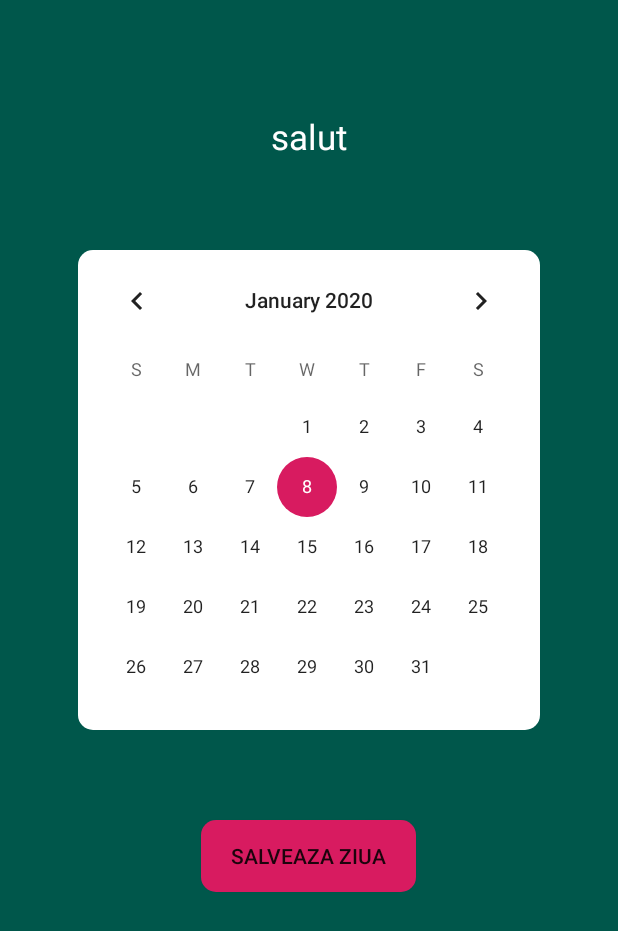
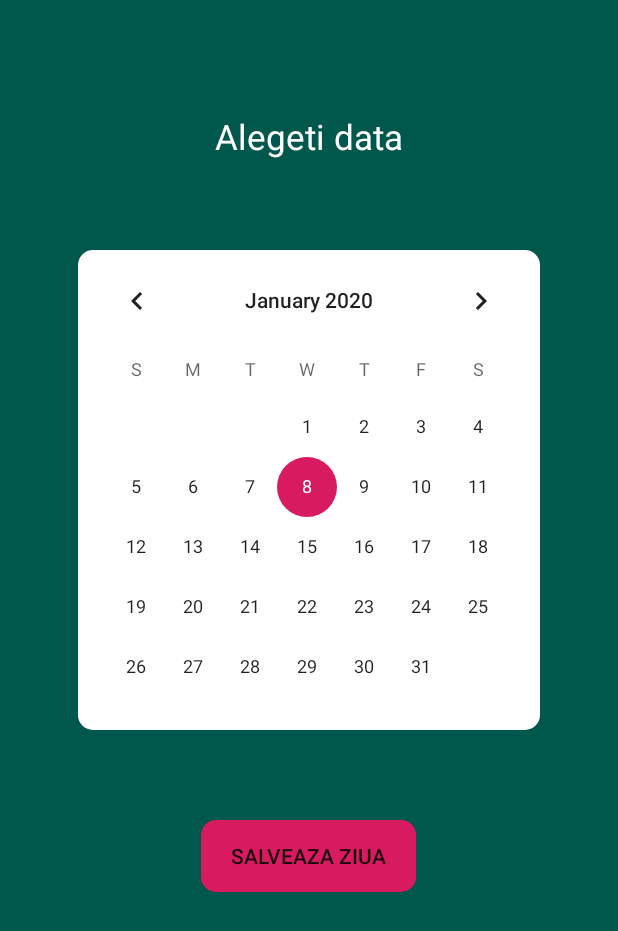
Before and after one commit to paulandrei28/Proiect-PA, an Android app: the screen it shows after launch (MainActivity), on a phone screen of 412 x 824 dp. Shown: the top 931 px of the screen. Run offline under Robolectric (Android 15) with nearby library versions, the phone set to English and light mode, and no system bars.

```diff
--- a/CalendarAppJavaP/app/src/main/java/com/example/calendarappjavap/MainActivity.java
+++ b/CalendarAppJavaP/app/src/main/java/com/example/calendarappjavap/MainActivity.java
@@ -23,7 +23,7 @@ public class MainActivity extends AppCompatActivity {
         calendarView.setOnDateChangeListener(new CalendarView.OnDateChangeListener() {
             @Override
             public void onSelectedDayChange(@NonNull CalendarView calendarView, int year, int month, int day) {
-                String date = (day+1) + "/" + month + "/" + year;
+                String date = day + "/" + (month+1) + "/" + year;
                 myDate.setText(date);
             }
         });
--- a/CalendarAppJavaP/app/src/main/res/layout/activity_main.xml
+++ b/CalendarAppJavaP/app/src/main/res/layout/activity_main.xml
@@ -15,7 +15,7 @@
         android:layout_width="wrap_content"
         android:layout_height="wrap_content"
         android:layout_gravity="center"
-        android:text="salut"
+        android:text="Alegeti data"
         android:textColor="#FFF"
         android:textSize="23sp"
         android:layout_marginTop="75dp"
```
